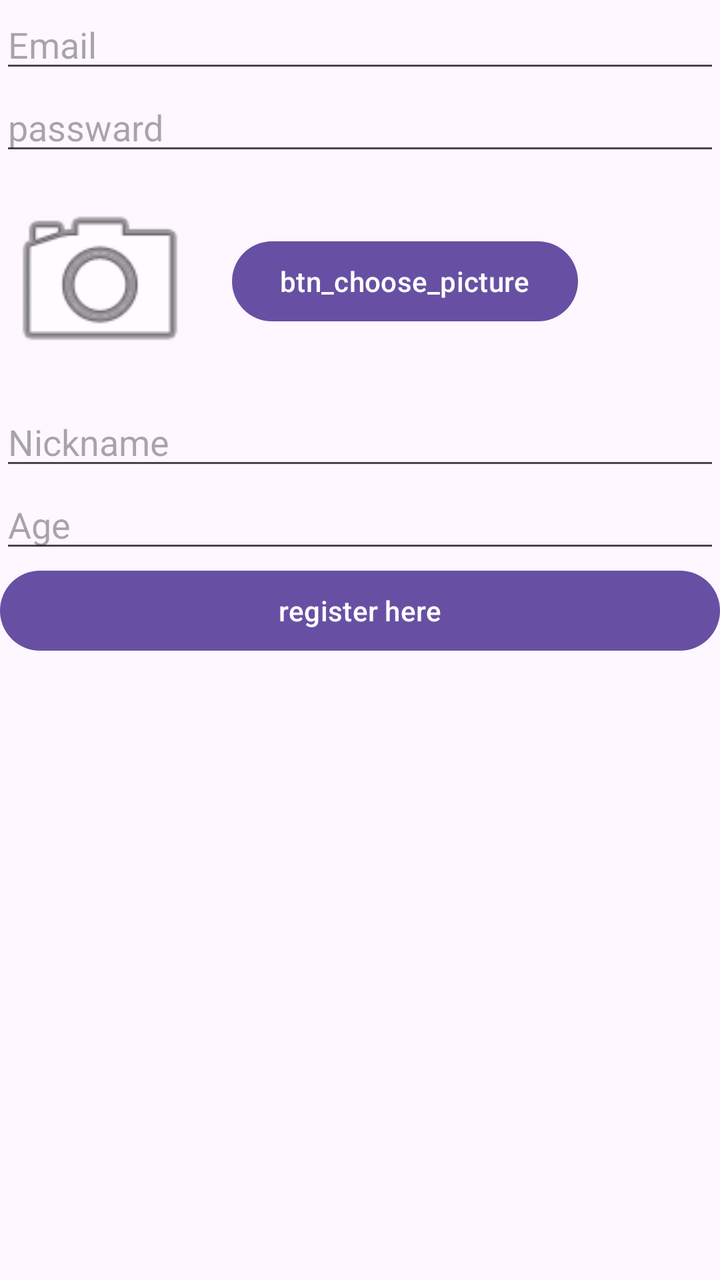
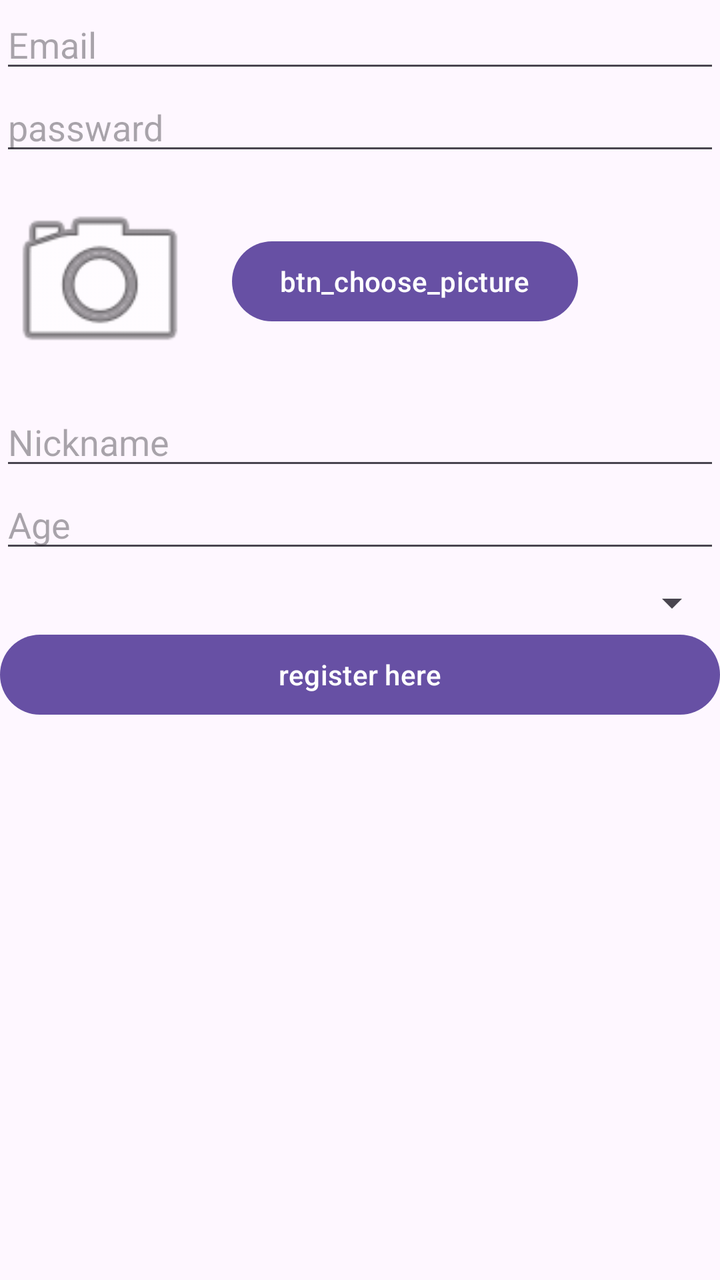

Two renders of the same Android screen: before a commit and after it. Below are the layout's source before the change and the commit's diff.
<!-- AndroidManifest.xml: application theme Theme.Travellog -->
<!-- res/layout/activity_registration.xml -->
<?xml version="1.0" encoding="utf-8"?>
<LinearLayout xmlns:android="http://schemas.android.com/apk/res/android"
    xmlns:app="http://schemas.android.com/apk/res-auto"
    xmlns:tools="http://schemas.android.com/tools"
    android:id="@+id/main"
    android:layout_width="match_parent"
    android:orientation="vertical"
    android:layout_height="match_parent"
    tools:context=".LoginActivity">

    <EditText
        android:id="@+id/emailEditText"
        android:layout_width="match_parent"
        android:layout_height="wrap_content"
        android:hint="Email" />

    <EditText
        android:id="@+id/passwordEditText"
        android:layout_width="match_parent"
        android:layout_height="wrap_content"
        android:hint="passward" />

    <LinearLayout
        android:layout_width="match_parent"
        android:layout_height="wrap_content"
        android:orientation="horizontal"
        android:gravity="center_vertical"
        android:layout_marginTop="8dp"
        android:layout_marginBottom="8dp">

        <ImageView
            android:id="@+id/iv_profile_picture"
            android:layout_width="100dp"
            android:layout_height="100dp"
            android:contentDescription="Profile Picture Preview"
            android:src="@android:drawable/ic_menu_camera" />

        <Button
            android:id="@+id/btn_choose_picture"
            android:layout_width="wrap_content"
            android:layout_height="wrap_content"
            android:layout_marginStart="16dp"
            android:text="btn_choose_picture" />

    </LinearLayout>
    <EditText
        android:id="@+id/et_nickname"
        android:layout_width="match_parent"
        android:layout_height="wrap_content"
        android:hint="Nickname"
        android:inputType="textPersonName"/>

    <EditText
        android:id="@+id/et_age"
        android:layout_width="match_parent"
        android:layout_height="wrap_content"
        android:hint="Age"
        android:inputType="number" />

    <Button
        android:id="@+id/btn_register"
        android:layout_width="match_parent"
        android:layout_height="wrap_content"
        android:text="register here" />

</LinearLayout>
<!-- resources referenced by this layout -->
<resources>
  <style name="Theme.Travellog" parent="Base.Theme.Travellog" />
  <style name="Base.Theme.Travellog" parent="Theme.Material3.DayNight.NoActionBar">
          
          
      </style>
</resources>

<!-- the commit's change to res/layout/activity_registration.xml (unified diff, before → after) -->
@@ -56,6 +56,12 @@
         android:layout_height="wrap_content"
         android:hint="Age"
         android:inputType="number" />
+    <Spinner
+        android:id="@+id/spinner_travel_liking"
+        android:layout_width="match_parent"
+        android:layout_height="wrap_content"
+        android:layout_marginTop="8dp" />
+
 
     <Button
         android:id="@+id/btn_register"
